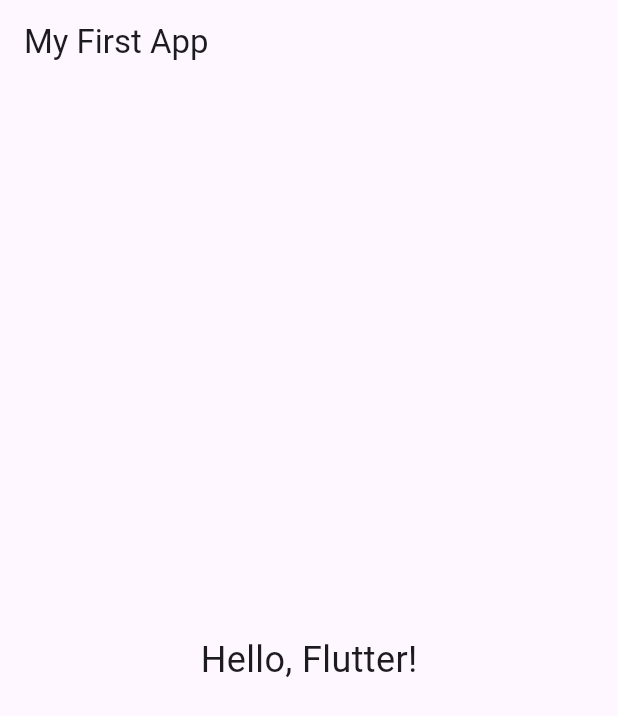
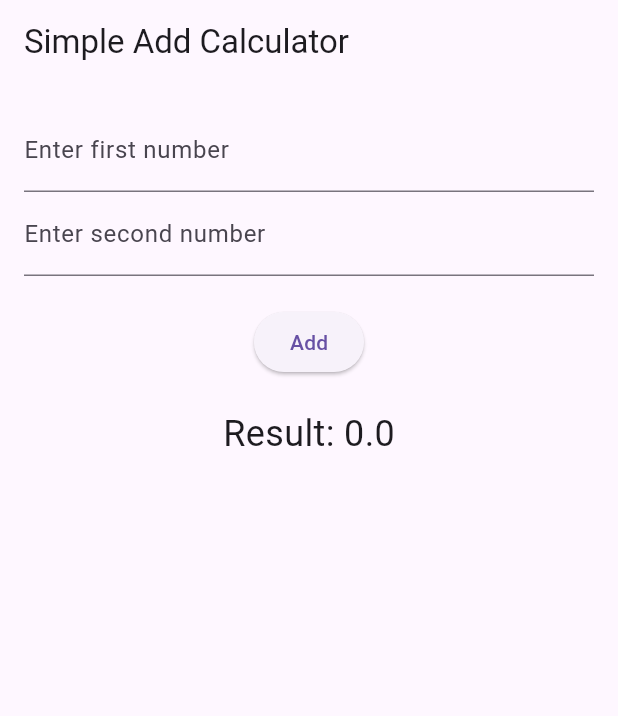
Before and after one commit to KALU56/flutter_practice, a Flutter app: the screen it shows after launch, on a phone screen of 412 x 824 dp. Shown: the top 716 px of the screen. Run offline on Flutter 3.47's test engine with Material 3 defaults, Android fonts, the phone set to English and light mode, and no system bars.

Commit message:
simple calulater

```diff
--- a/ticket_app/lib/main.dart
+++ b/ticket_app/lib/main.dart
@@ -10,13 +10,62 @@ class MyApp extends StatelessWidget {
   @override
   Widget build(BuildContext context) {
     return MaterialApp(
-      home: Scaffold(
-        appBar: AppBar(title: Text('My First App')),
-        body: Center(
-          child: Text(
-            'Hello, Flutter!',
-            style: TextStyle(fontSize: 24),
-          ),
+      title: 'Simple Calculator',
+      home: CalculatorScreen(),
+    );
+  }
+}
+
+class CalculatorScreen extends StatefulWidget {
+  @override
+  State<CalculatorScreen> createState() => _CalculatorScreenState();
+}
+
+class _CalculatorScreenState extends State<CalculatorScreen> {
+  // Controllers to read input from text fields
+  final TextEditingController num1Controller = TextEditingController();
+  final TextEditingController num2Controller = TextEditingController();
+
+  double result = 0; // Stores the result of addition
+
+  void addNumbers() {
+    double n1 = double.tryParse(num1Controller.text) ?? 0;
+    double n2 = double.tryParse(num2Controller.text) ?? 0;
+
+    setState(() {
+      result = n1 + n2;
+    });
+  }
+
+  @override
+  Widget build(BuildContext context) {
+    return Scaffold(
+      appBar: AppBar(title: const Text("Simple Add Calculator")),
+      body: Padding(
+        padding: const EdgeInsets.all(16.0),
+        child: Column(
+          children: [
+            TextField(
+              controller: num1Controller,
+              decoration: const InputDecoration(labelText: 'Enter first number'),
+              keyboardType: TextInputType.number,
+            ),
+            TextField(
+              controller: num2Controller,
+              decoration: const InputDecoration(labelText: 'Enter second number'),
+              keyboardType: TextInputType.number,
+            ),
+            const SizedBox(height: 20),
+            ElevatedButton(
+              onPressed: addNumbers,
+              child: const Text("Add"),
+            ),
+            const SizedBox(height: 20),
+            Text(
+              "Result: $result",
+              style: const TextStyle(fontSize: 24),
+            ),
+          ],
         ),
       ),
     );
```
